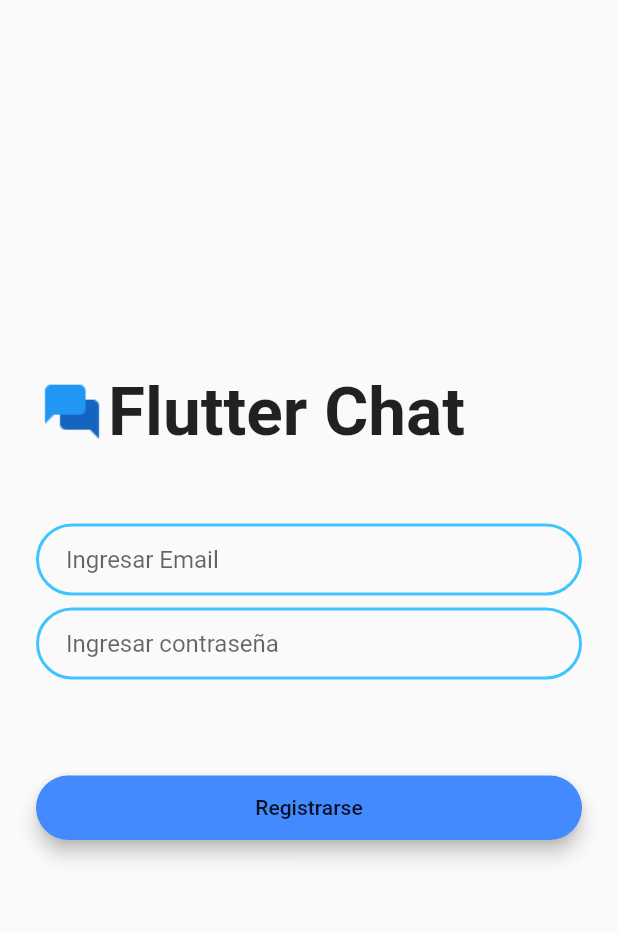
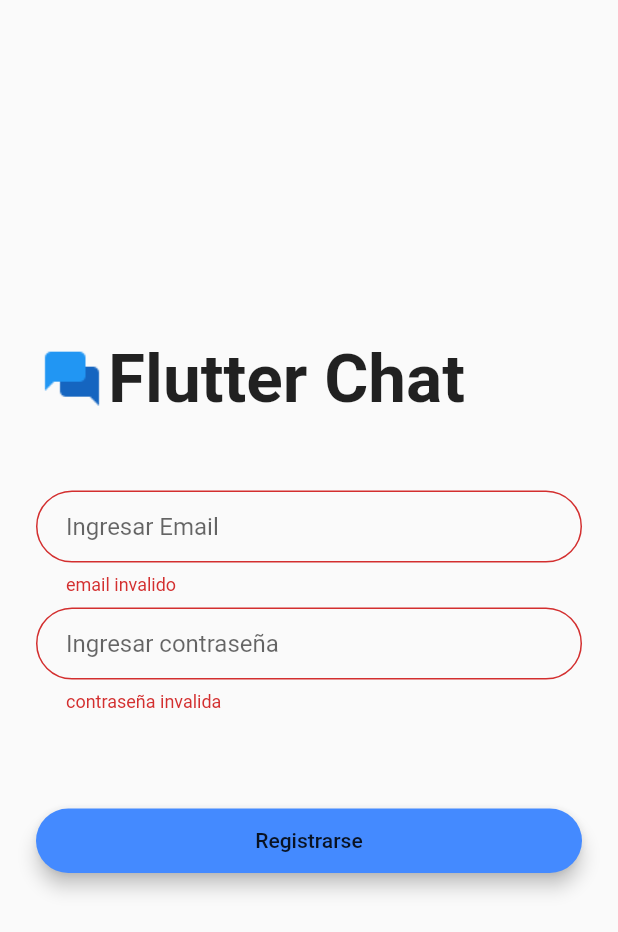
Before and after one commit to OctavioRamirez/flutter_chat, a Flutter app: the RegistrationScreen screen opened by its route, after a tap on "Registrarse", on a phone screen of 412 x 824 dp. Shown: the top 932 px of the screen. Run offline on Flutter 3.47's test engine with Material 2 defaults, Android fonts, the phone set to English and light mode, and no system bars; our stand-ins replace cloud_firestore, firebase_auth, firebase_core, modal_progress_hud; accounts and stored records are empty.

```diff
--- a/lib/src/Widgets/app_textfield.dart
+++ b/lib/src/Widgets/app_textfield.dart
@@ -7,6 +7,7 @@ class AppTextfield extends StatelessWidget {
   final TextEditingController controller;
   final FocusNode? focusNode;
   final FormFieldValidator<String> validator;
+  final bool autoValidate;
 
   const AppTextfield(
       {required this.inputText,
@@ -14,11 +15,13 @@ class AppTextfield extends StatelessWidget {
       required this.obscureText,
       required this.controller,
       this.focusNode,
-      required this.validator});
+      required this.validator,
+      required this.autoValidate});
 
   @override
   Widget build(BuildContext context) {
     return TextFormField(
+      autovalidateMode: AutovalidateMode.always,
       validator: validator,
       focusNode: focusNode,
       controller: controller,
--- a/lib/src/screens/login_screen.dart
+++ b/lib/src/screens/login_screen.dart
@@ -23,6 +23,7 @@ class _LoginScreenState extends State<LoginScreen> with ValidationMixins {
   final FocusNode _focusNodeEmail = FocusNode();
   final FocusNode _focusNodePassword = FocusNode();
   bool _isLoading = false;
+  bool _autoValidate = false;
   final GlobalKey<FormState> _formKey = GlobalKey<FormState>();
   @override
   void dispose() {
@@ -78,6 +79,7 @@ class _LoginScreenState extends State<LoginScreen> with ValidationMixins {
       controller: _emailFieldController,
       validator: validateEmail,
       focusNode: _focusNodeEmail,
+      autoValidate: _autoValidate,
     );
   }
 
@@ -89,6 +91,7 @@ class _LoginScreenState extends State<LoginScreen> with ValidationMixins {
       obscureText: true,
       onChanged: (value) {},
       controller: _passwordFieldController,
+      autoValidate: _autoValidate,
     );
   }
 
@@ -112,6 +115,8 @@ class _LoginScreenState extends State<LoginScreen> with ValidationMixins {
                 FocusScope.of(context).requestFocus(_focusNodeEmail);
               }
               toggleSpinner(false);
+            } else {
+              setState(() => _autoValidate = true);
             }
           }
         },
--- a/lib/src/screens/registration_screen.dart
+++ b/lib/src/screens/registration_screen.dart
@@ -14,12 +14,11 @@ class RegistrationScreen extends StatefulWidget {
 
 class _RegistrationScreenState extends State<RegistrationScreen>
     with ValidationMixins {
-  late String _email;
-  late String _password;
   final TextEditingController _emailController = TextEditingController();
   final TextEditingController _passwordController = TextEditingController();
   final FocusNode _focusNodeEmail = FocusNode();
-
+  bool _autoValidate = false;
+  final GlobalKey<FormState> _formKey = GlobalKey<FormState>();
   @override
   void dispose() {
     super.dispose();
@@ -31,7 +30,9 @@ class _RegistrationScreenState extends State<RegistrationScreen>
   @override
   Widget build(BuildContext context) {
     return Scaffold(
-        body: Container(
+        body: Form(
+            key: _formKey,
+            child: Container(
               padding: EdgeInsets.symmetric(horizontal: 24.0),
               child: Column(
                 mainAxisAlignment: MainAxisAlignment.center,
@@ -41,45 +42,59 @@ class _RegistrationScreenState extends State<RegistrationScreen>
                   SizedBox(
                     height: 48.0,
                   ),
-          AppTextfield(
+                  _emailField(),
+                  SizedBox(height: 8.0),
+                  _passwordField(),
+                  SizedBox(
+                    height: 48.0,
+                  ),
+                  _submitButton()
+                ],
+              ),
+            )));
+  }
+
+  Widget _emailField() {
+    return AppTextfield(
       inputText: "Ingresar Email",
       validator: validateEmail,
       obscureText: false,
-            onChanged: (value) {
-              _email = value;
-            },
+      onChanged: (value) {},
       controller: _emailController,
       focusNode: _focusNodeEmail,
-          ),
-          SizedBox(height: 8.0),
-          AppTextfield(
+      autoValidate: true,
+    );
+  }
+
+  Widget _passwordField() {
+    return AppTextfield(
       inputText: "Ingresar contraseña",
       validator: validatePassword,
       obscureText: true,
-            onChanged: (value) {
-              _password = value;
-            },
+      onChanged: (value) {},
       controller: _passwordController,
-          ),
-          SizedBox(
-            height: 48.0,
-          ),
-          AppButton(
+      autoValidate: true,
+    );
+  }
+
+  Widget _submitButton() {
+    return AppButton(
       color: Colors.blueAccent,
       onPressed: () async {
-              var newUser = await Authenticator()
-                  .createUser(email: _email, password: _password);
+        if (_formKey.currentState!.validate()) {
+          var newUser = await Authenticator().createUser(
+              email: _emailController.text, password: _passwordController.text);
           if (newUser != null) {
             Navigator.pushNamed(context, '/chat');
+          }
           _emailController.text = "";
           _passwordController.text = "";
           FocusScope.of(context).requestFocus(_focusNodeEmail);
+        } else {
+          setState(() => _autoValidate = true);
         }
       },
       name: "Registrarse",
-          )
-        ],
-      ),
-    ));
+    );
   }
 }
```
Lines whose indentation alone changed are shown as unchanged.
